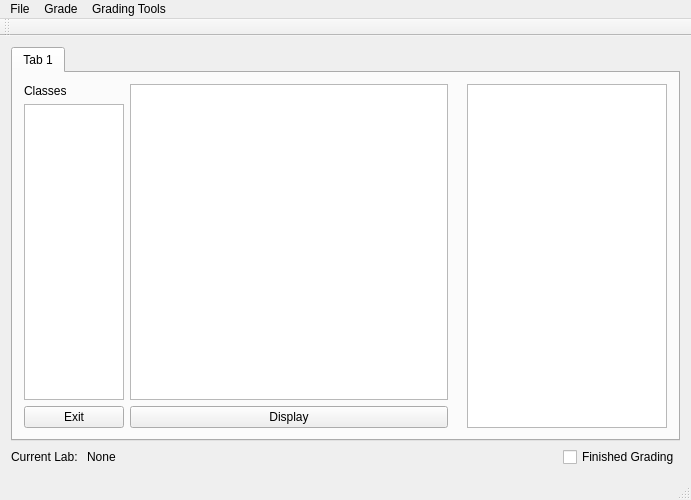
First picture: the form in repo_project/maingui/mainwindow.ui, repository tokorealand/CS205, before the edit.
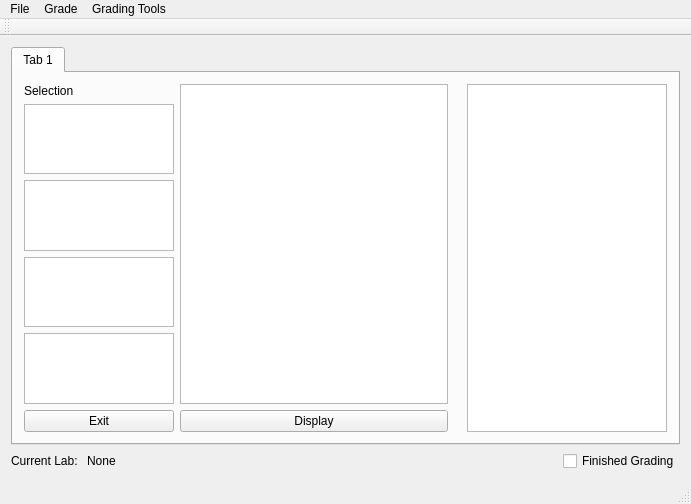
Second picture: the form after the edit.

```diff
--- a/repo_project/maingui/mainwindow.ui
+++ b/repo_project/maingui/mainwindow.ui
@@ -30,15 +30,28 @@
           <item>
            <widget class="QLabel" name="label_2">
             <property name="text">
-             <string>Classes</string>
+             <string>Selection</string>
             </property>
            </widget>
           </item>
           <item>
-           <widget class="QTextEdit" name="classlist">
-            <property name="enabled">
-             <bool>true</bool>
+           <widget class="QListWidget" name="classlist">
+            <property name="sizePolicy">
+             <sizepolicy hsizetype="Fixed" vsizetype="Expanding">
+              <horstretch>0</horstretch>
+              <verstretch>0</verstretch>
+             </sizepolicy>
             </property>
+            <property name="maximumSize">
+             <size>
+              <width>150</width>
+              <height>16777215</height>
+             </size>
+            </property>
+           </widget>
+          </item>
+          <item>
+           <widget class="QListWidget" name="sectionlist">
             <property name="sizePolicy">
              <sizepolicy hsizetype="Fixed" vsizetype="Expanding">
               <horstretch>0</horstretch>
@@ -47,7 +60,39 @@
             </property>
             <property name="maximumSize">
              <size>
-              <width>100</width>
+              <width>150</width>
+              <height>16777215</height>
+             </size>
+            </property>
+           </widget>
+          </item>
+          <item>
+           <widget class="QListWidget" name="studentlist">
+            <property name="sizePolicy">
+             <sizepolicy hsizetype="Fixed" vsizetype="Expanding">
+              <horstretch>0</horstretch>
+              <verstretch>0</verstretch>
+             </sizepolicy>
+            </property>
+            <property name="maximumSize">
+             <size>
+              <width>150</width>
+              <height>16777215</height>
+             </size>
+            </property>
+           </widget>
+          </item>
+          <item>
+           <widget class="QListWidget" name="lablist">
+            <property name="sizePolicy">
+             <sizepolicy hsizetype="Fixed" vsizetype="Expanding">
+              <horstretch>0</horstretch>
+              <verstretch>0</verstretch>
+             </sizepolicy>
+            </property>
+            <property name="maximumSize">
+             <size>
+              <width>150</width>
               <height>16777215</height>
              </size>
             </property>
```
